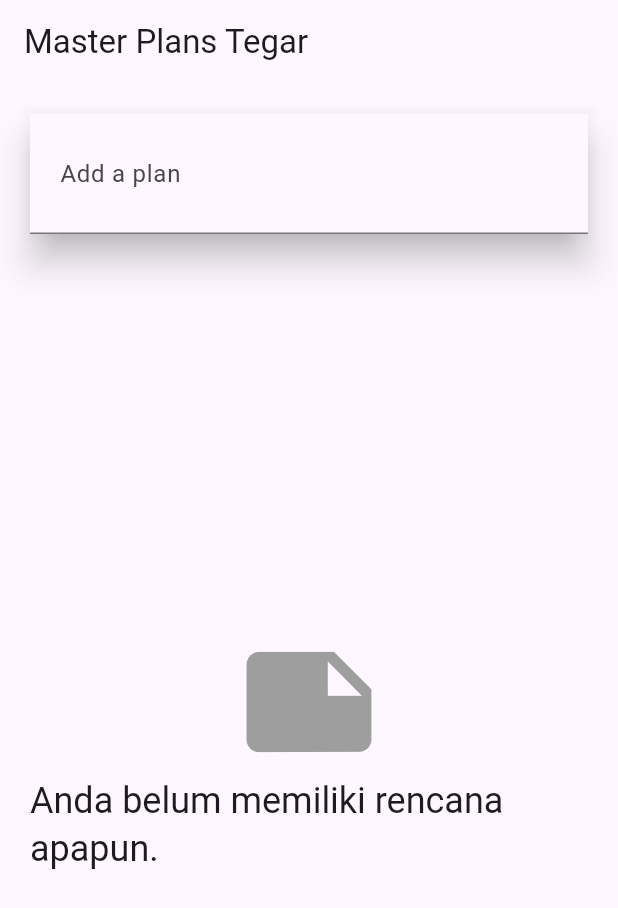
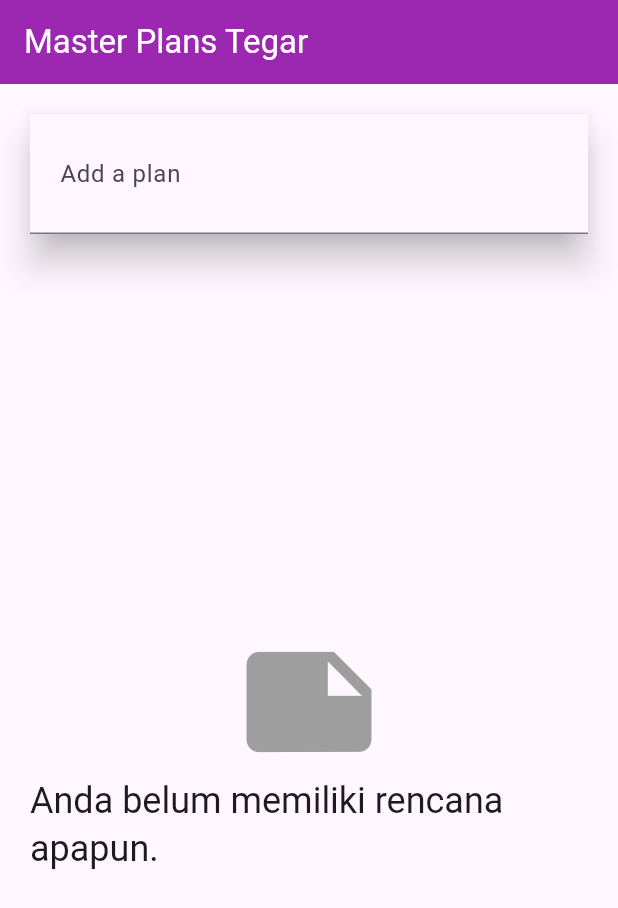
Before and after one commit to tegars5/master_plan, a Flutter app: the screen it shows after launch, on a phone screen of 412 x 824 dp. Shown: the top 908 px of the screen. Run offline on Flutter 3.47's test engine with Material 3 defaults, Android fonts, the phone set to English and light mode, and no system bars; our stand-ins replace firebase_core; accounts and stored records are empty.

Commit message:
praktikum 3

```diff
--- a/lib/views/plan_creator_screen.dart
+++ b/lib/views/plan_creator_screen.dart
@@ -36,7 +36,13 @@ class _PlanCreatorScreenState extends State<PlanCreatorScreen> {
   @override
   Widget build(BuildContext context) {
     return Scaffold(
-      appBar: AppBar(title: const Text('Master Plans Tegar')),
+      appBar: AppBar(
+        title: const Text(
+          'Master Plans Tegar',
+          style: TextStyle(color: Colors.white),
+        ),
+        backgroundColor: Colors.purple,
+      ),
       body: Column(
         children: [_buildListCreator(), Expanded(child: _buildMasterPlans())],
       ),
--- a/lib/views/plan_screen.dart
+++ b/lib/views/plan_screen.dart
@@ -62,7 +62,8 @@ class _PlanScreenState extends State<PlanScreen> {
   Widget _buildAddTaskButton(BuildContext context) {
     ValueNotifier<List<Plan>> planNotifier = PlanProvider.of(context);
     return FloatingActionButton(
-      child: const Icon(Icons.add),
+      backgroundColor: Colors.purple,
+      child: const Icon(Icons.add, color: Colors.white),
       onPressed: () {
         List<Plan> plans = planNotifier.value;
         int planIndex = plans.indexWhere((p) => p.name == plan.name);
```
Also changed, not shown: assets/images/prak3.gif (added), 1 other file.
